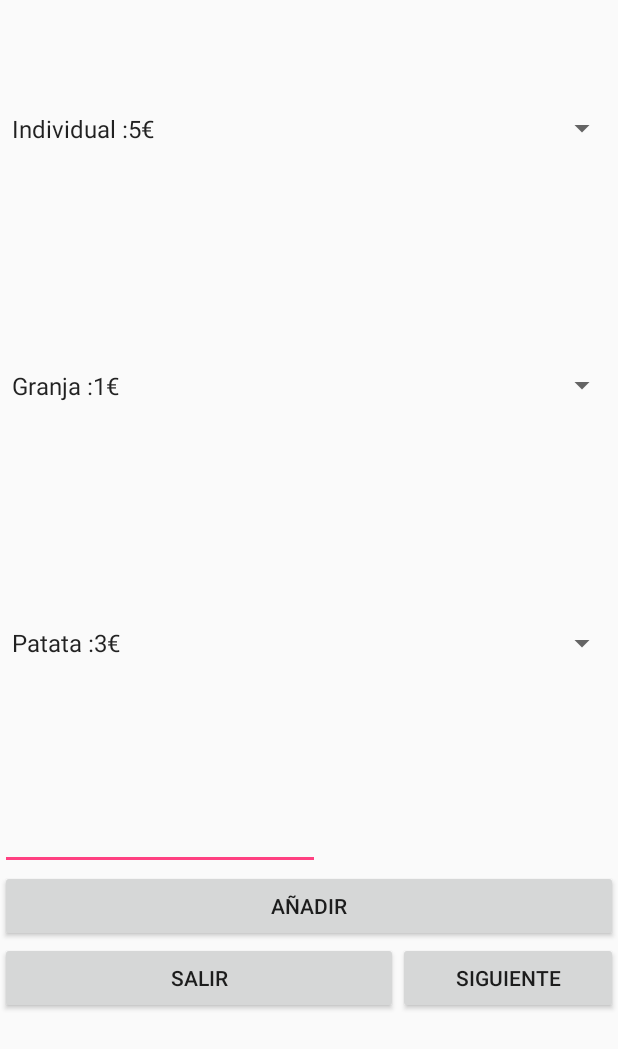
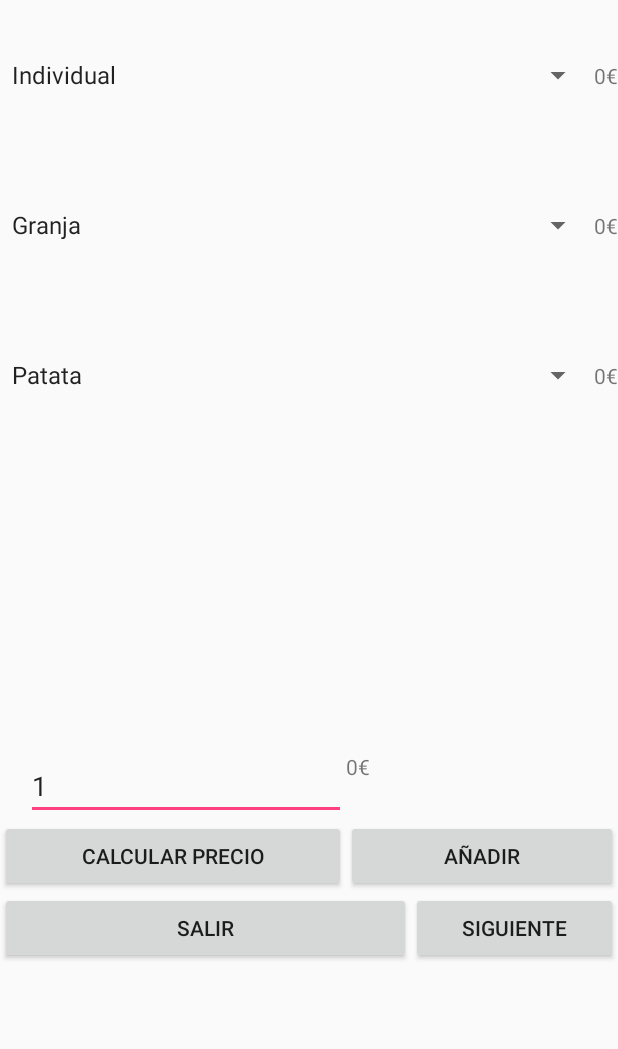
Before and after one commit to Iborrezo/ProyectoAndroid, an Android app: the Pedido screen opened directly, with no data from a screen before it, on a phone screen of 412 x 824 dp. Shown: the top 1049 px of the screen. Run offline under Robolectric (Android 15) with nearby library versions, the phone set to English and light mode, and no system bars; 4 statements that could not run were skipped.

Commit message:
Clase Pedido terminada

```diff
--- a/app/src/main/java/com/example/adminportatil/cebanctortillas/Pedido.java
+++ b/app/src/main/java/com/example/adminportatil/cebanctortillas/Pedido.java
@@ -8,41 +8,66 @@ import android.widget.ArrayAdapter;
 import android.widget.Button;
 import android.widget.EditText;
 import android.widget.Spinner;
+import android.widget.TextView;
+import android.widget.Toast;
 
 import java.util.ArrayList;
 
-public class Pedido extends Activity{
+public class Pedido extends Activity {
     private Spinner spTamaño;
     private Spinner spTipo;
     private Spinner spHuevo;
     private Button btnAñadir;
     private Button btnSalir;
     private Button btnSiguiente;
+    private Button btnCalcular;
     private EditText edtCantidad;
+    private TextView txtTamaño;
+    private TextView txtTipo;
+    private TextView txtHuevo;
+    private TextView txtCantidadTot;
+
+    final int prTamaño[] = {5, 9};
+    final double prTipo[] = {3, 2, 2.5, 4, 3.5, 3};
+    final int prHuevo[] = {1, 2, 3};
+
+    ArrayList<Producto> listaCompra = new ArrayList<Producto>();
 
     protected void onCreate(Bundle savedInstanceState) {
         super.onCreate(savedInstanceState);
         setContentView(R.layout.activity_pedido);
 
-        spTamaño = (Spinner)findViewById(R.id.spTamaño);
-        spTipo = (Spinner)findViewById(R.id.spTipo);
-        spHuevo = (Spinner)findViewById(R.id.spHuevo);
-        btnAñadir = (Button)findViewById(R.id.btnAñadir);
-        btnSalir = (Button)findViewById(R.id.btnSalir);
-        btnSiguiente = (Button)findViewById(R.id.btnSiguiente);
-        edtCantidad = (EditText)findViewById(R.id.edtCantidad);
+        Bundle extra = getIntent().getExtras();
+        String nombre = extra.getString("nombre");
+        String apellido = extra.getString("apellido");
+        String telefono = extra.getString("telefono");
+        int telf = Integer.parseInt(telefono);
 
-        String [] tamaño ={"Individual :5€", "Familiar :9€"};
-        ArrayAdapter<String>adapTamaño= new ArrayAdapter<String>(this,android.R.layout.simple_spinner_item, tamaño);
-        String [] tipo ={"Patata :3€", "Verduras :2€", "Bacalao :2.5€", "Jamón Ibérico :4€", "Queso Idiazabal :3.5€", "Hongos :3€"};
-        ArrayAdapter<String>adapTipo= new ArrayAdapter<String>(this,android.R.layout.simple_spinner_item, tipo);
-        String [] huevo ={"Granja :1€", "Campero :2€", "Ecológico :3€"};
-        ArrayAdapter<String>adapHuevo= new ArrayAdapter<String>(this,android.R.layout.simple_spinner_item, huevo);
+
+        spTamaño = (Spinner) findViewById(R.id.spTamaño);
+        spTipo = (Spinner) findViewById(R.id.spTipo);
+        spHuevo = (Spinner) findViewById(R.id.spHuevo);
+        btnAñadir = (Button) findViewById(R.id.btnAñadir);
+        btnSalir = (Button) findViewById(R.id.btnSalir);
+        btnSiguiente = (Button) findViewById(R.id.btnSiguiente);
+        btnCalcular = (Button) findViewById(R.id.btnCalcular);
+        edtCantidad = (EditText) findViewById(R.id.edtCantidad);
+        txtTamaño = (TextView) findViewById(R.id.txtTamaño);
+        txtTipo = (TextView) findViewById(R.id.txtTipo);
+        txtHuevo = (TextView) findViewById(R.id.txtHuevo);
+        txtCantidadTot = (TextView) findViewById(R.id.txtCantidadTot);
+        String[] tamaño = {"Individual", "Familiar"};
+        ArrayAdapter<String> adapTamaño = new ArrayAdapter<String>(this, android.R.layout.simple_spinner_item, tamaño);
+        String[] tipo = {"Patata", "Verduras", "Bacalao", "Jamón Ibérico", "Queso Idiazabal", "Hongos"};
+        ArrayAdapter<String> adapTipo = new ArrayAdapter<String>(this, android.R.layout.simple_spinner_item, tipo);
+        String[] huevo = {"Granja", "Campero", "Ecológico"};
+        ArrayAdapter<String> adapHuevo = new ArrayAdapter<String>(this, android.R.layout.simple_spinner_item, huevo);
+
 
         spTamaño.setAdapter(adapTamaño);
         spTipo.setAdapter(adapTipo);
         spHuevo.setAdapter(adapHuevo);
-        ArrayList<Producto> listaCompra = new ArrayList<Producto>();
+
 
         btnAñadir.setOnClickListener(new View.OnClickListener() {
             @Override
@@ -51,22 +76,63 @@ public class Pedido extends Activity{
             }
         });
 
+        btnCalcular.setOnClickListener(new View.OnClickListener() {
+            @Override
+            public void onClick(View v) {
+                int cantidad = Integer.parseInt(edtCantidad.getText().toString());
+                ActualizarPrecio(cantidad);
+            }
+        });
+
+        btnSiguiente.setOnClickListener(new View.OnClickListener() {
+            @Override
+            public void onClick(View v) {
+                next();
+            }
+        });
+
+
     }
-    private void Añadir(){
-        String tipo =  spTipo.getSelectedItem().toString();
+
+    private void Añadir() {
+        String tipo = spTipo.getSelectedItem().toString();
         String tamaño = spTamaño.getSelectedItem().toString();
         String huevo = spHuevo.getSelectedItem().toString();
         int cantidad = Integer.parseInt(edtCantidad.getText().toString());
-        int precio = calcularPrecio(tipo, tamaño, huevo, cantidad);
+        ActualizarPrecio(cantidad);
+        double precio;
+        String descripcion;
+        precio = CalcularPrecio();
+        descripcion = (tipo + "," + tamaño + "," + huevo);
+        listaCompra.add(new Producto(precio, cantidad, descripcion));
+        Toast toast1;
+        toast1 = Toast.makeText(getApplicationContext(), "Se ha añadido " + cantidad + " tortilla/s de: " + tipo + " con huevos '" + huevo + "' de tamaño: " + tamaño + ".", Toast.LENGTH_SHORT);
+        toast1.show();
 
     }
-    private int calcularPrecio(String tipo, String tamaño, String huevo, int cantidad){
-        int precio;
-        precio=2;
 
-        return precio;
+    private void ActualizarPrecio(int cantidad) {
+        int precio1 = prTamaño[spTamaño.getSelectedItemPosition()];
+        double precio2 = prTipo[spTipo.getSelectedItemPosition()];
+        int precio3 = prHuevo[spHuevo.getSelectedItemPosition()];
+        txtTamaño.setText(String.valueOf(precio1) + "€");
+        txtTipo.setText(String.valueOf(precio2) + "€");
+        txtHuevo.setText(String.valueOf(precio3) + "€");
+        txtCantidadTot.setText(String.valueOf((precio1 + precio2 + precio3) * cantidad) + "€");
+
+    }
+
+    private Double CalcularPrecio() {
+        int precio1 = prTamaño[spTamaño.getSelectedItemPosition()];
+        double precio2 = prTipo[spTipo.getSelectedItemPosition()];
+        int precio3 = prHuevo[spHuevo.getSelectedItemPosition()];
+        return (precio1 + precio2 + precio3);
+
+    }
+
+    private void next() {
+
     }
 
 
-
 }
--- a/app/src/main/java/com/example/adminportatil/cebanctortillas/Producto.java
+++ b/app/src/main/java/com/example/adminportatil/cebanctortillas/Producto.java
@@ -1,12 +1,13 @@
 package com.example.adminportatil.cebanctortillas;
 
 
+
 public class Producto {
-    private int precio;
+    private double precio;
     private int cantidad;
     private String descripcion;
 
-    Producto (int precio, int cantidad, String descripcion){
+    Producto (double precio, int cantidad, String descripcion){
         this.precio= precio;
         this.cantidad=cantidad;
         this.descripcion= descripcion;
--- a/app/src/main/res/layout/activity_pedido.xml
+++ b/app/src/main/res/layout/activity_pedido.xml
@@ -5,23 +5,66 @@
     android:layout_height="match_parent"
     android:orientation="vertical">
 
-    <Spinner
+    <TableLayout
         android:layout_width="match_parent"
         android:layout_height="wrap_content"
-        android:id="@+id/spTamaño"
-        android:layout_weight="1" />
+        android:layout_weight="1.00">
+
+        <TableRow
+            android:layout_width="match_parent"
+            android:layout_height="match_parent" >
 
             <Spinner
                 android:layout_width="match_parent"
-        android:layout_height="wrap_content"
+                android:id="@+id/spTamaño"
+                android:layout_weight="1.00"
+                android:layout_height="100dp" />
+
+            <TextView
+                android:layout_width="wrap_content"
+                android:layout_height="100dp"
+                android:gravity="center_vertical"
+                android:id="@+id/txtTamaño"
+                android:text="0€" />
+        </TableRow>
+
+        <TableRow
+            android:layout_width="match_parent"
+            android:layout_height="match_parent" >
+
+            <Spinner
+                android:layout_width="match_parent"
+                android:layout_height="100dp"
                 android:layout_weight="1"
                 android:id="@+id/spHuevo" />
 
+            <TextView
+                android:layout_width="wrap_content"
+                android:layout_height="100dp"
+                android:gravity="center_vertical"
+                android:id="@+id/txtHuevo"
+                android:text="0€" />
+        </TableRow>
+
+        <TableRow
+            android:layout_width="match_parent"
+            android:layout_height="match_parent" >
+
             <Spinner
                 android:layout_width="match_parent"
-        android:layout_height="wrap_content"
+                android:layout_height="100dp"
                 android:layout_weight="1"
                 android:id="@+id/spTipo" />
+
+            <TextView
+                android:layout_width="wrap_content"
+                android:layout_height="100dp"
+                android:gravity="center_vertical"
+                android:id="@+id/txtTipo"
+                android:text="0€" />
+        </TableRow>
+
+    </TableLayout>
 
     <LinearLayout
         android:orientation="horizontal"
@@ -44,12 +87,28 @@
                     android:layout_height="wrap_content"
                     android:inputType="number"
                     android:ems="10"
-                    android:id="@+id/edtCantidad" />
+                    android:id="@+id/edtCantidad"
+                    android:layout_marginLeft="17dp"
+                    android:text="1" />
+
+                <TextView
+                    android:text="0€"
+                    android:layout_width="match_parent"
+                    android:layout_height="match_parent"
+                    android:id="@+id/txtCantidadTot" />
+
             </TableRow>
 
             <TableRow
                 android:layout_width="match_parent"
                 android:layout_height="match_parent" >
+
+                <Button
+                    android:text="@string/btnCalcular"
+                    android:layout_width="wrap_content"
+                    android:layout_height="wrap_content"
+                    android:id="@+id/btnCalcular"
+                    android:elevation="1dp" />
 
                 <Button
                     android:text="@string/btnAñadir"
--- a/app/src/main/res/values/strings.xml
+++ b/app/src/main/res/values/strings.xml
@@ -14,6 +14,7 @@
     <string name="btnAñadir">Añadir</string>
     <string name="btnAceptar">Aceptar</string>
     <string name="btnCancelar">Cancelar</string>
+    <string name="btnCalcular">Calcular precio</string>
 
 
     <!-- TODO: Remove or change this placeholder text -->
```
Lines whose indentation alone changed are shown as unchanged.
